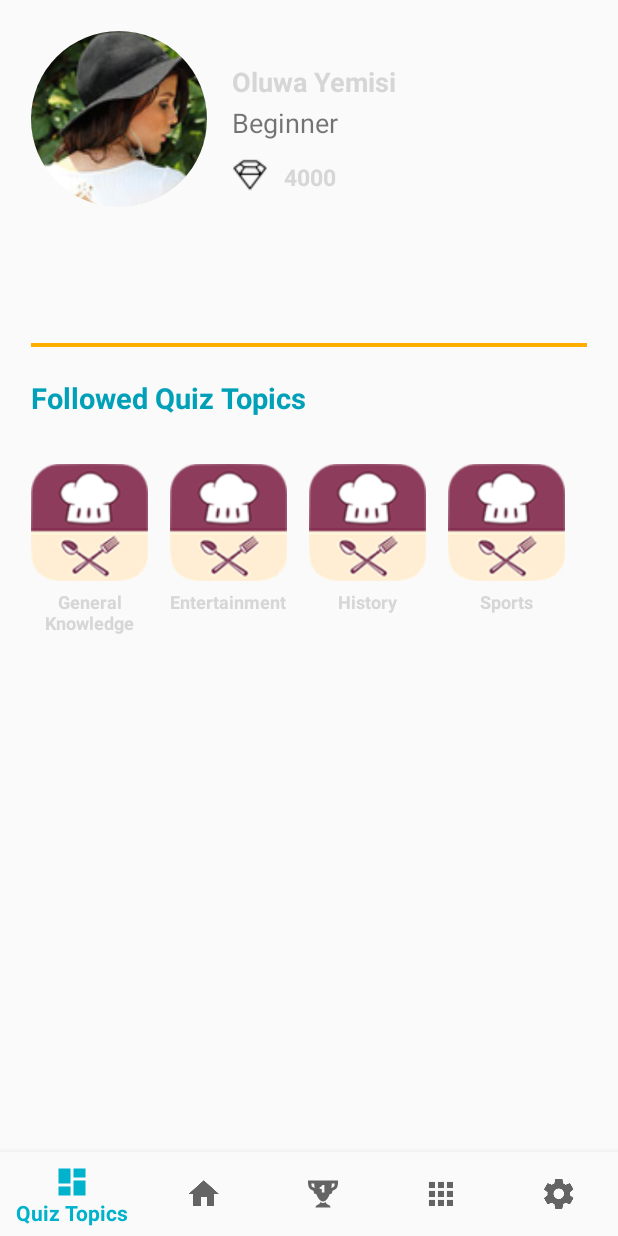
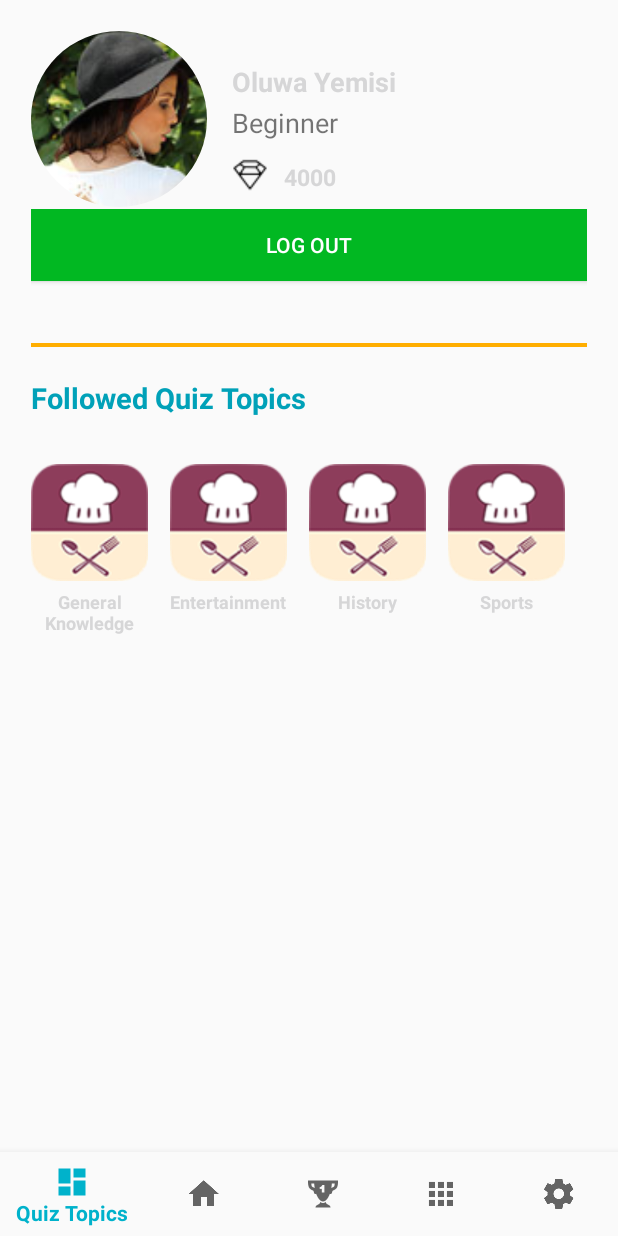
Before and after one commit to ductienuit/KanaTraining, an Android app: the fragment HomeFragment placed in its activity, on a phone screen of 412 x 824 dp. Run offline under Robolectric (Android 15) with nearby library versions, the phone set to English and light mode, and no system bars; our stand-ins replace CircleImageView, Firebase (no records; nobody signed in at launch, a user with empty details on screens opened directly), sdp/ssp sizes; Roboto replaces fonts that are not available here.

Commit message:
Add Log Out Button

```diff
--- a/app/src/main/java/com/nhombabon/kanatraining/LoginActivity.java
+++ b/app/src/main/java/com/nhombabon/kanatraining/LoginActivity.java
@@ -12,7 +12,6 @@ import android.view.View;
 import android.widget.Button;
 import android.widget.EditText;
 import android.widget.TextView;
-import android.widget.Toast;
 
 import com.google.android.gms.tasks.OnCompleteListener;
 import com.google.android.gms.tasks.Task;
--- a/app/src/main/java/com/nhombabon/kanatraining/MainActivity.java
+++ b/app/src/main/java/com/nhombabon/kanatraining/MainActivity.java
@@ -31,7 +31,7 @@ public class MainActivity extends BaseActivity {
         super.onStart();
         FirebaseUser firebaseUser = mAuth.getCurrentUser();
         if (firebaseUser != null) {
-            startActivity(new Intent(this, IntroActivity.class));
+            startActivity(new Intent(this, HomeActivity.class));
         } else {
             startActivity(new Intent(this, IntroActivity.class));
         }
--- a/app/src/main/java/com/nhombabon/kanatraining/SignUpActivity.java
+++ b/app/src/main/java/com/nhombabon/kanatraining/SignUpActivity.java
@@ -10,7 +10,6 @@ import android.view.View;
 import android.widget.Button;
 import android.widget.EditText;
 import android.widget.TextView;
-import android.widget.Toast;
 
 import com.google.android.gms.tasks.OnCompleteListener;
 import com.google.android.gms.tasks.Task;
--- a/app/src/main/java/com/nhombabon/kanatraining/fragment/HomeFragment.java
+++ b/app/src/main/java/com/nhombabon/kanatraining/fragment/HomeFragment.java
@@ -1,6 +1,7 @@
 package com.nhombabon.kanatraining.fragment;
 
 
+import android.content.Intent;
 import android.os.Bundle;
 import android.support.v4.app.Fragment;
 import android.support.v7.widget.GridLayoutManager;
@@ -11,9 +12,12 @@ import android.view.ViewGroup;
 import android.widget.Button;
 import android.widget.TextView;
 
+import com.nhombabon.kanatraining.IntroActivity;
 import com.nhombabon.kanatraining.R;
 import com.nhombabon.kanatraining.adapter.QuizAdapter;
 import com.nhombabon.kanatraining.models.QuizObject;
+
+import com.google.firebase.auth.FirebaseAuth;
 
 import java.util.ArrayList;
 import java.util.List;
@@ -24,7 +28,7 @@ public class HomeFragment extends Fragment{
 
     private TextView playerName, playerStatus, playerScore;
 
-    private Button quizStartButton;
+    private Button logOutButton;
 
     public HomeFragment() {
     }
@@ -38,6 +42,16 @@ public class HomeFragment extends Fragment{
         playerName = (TextView)view.findViewById(R.id.player_name);
         playerStatus = (TextView)view.findViewById(R.id.player_status);
         playerScore = (TextView)view.findViewById(R.id.player_score);
+        logOutButton = (Button)view.findViewById(R.id.btn_logout);
+
+        logOutButton.setOnClickListener(new View.OnClickListener() {
+            @Override
+            public void onClick(View view) {
+                FirebaseAuth.getInstance().signOut();
+
+                startActivity(new Intent(getActivity(), IntroActivity.class));
+            }
+        });
 
         RecyclerView selectedQuizRecyclerView = (RecyclerView)view.findViewById(R.id.selected_quizzes);
         GridLayoutManager gridLayoutManager = new GridLayoutManager(getActivity(), 4);
--- a/app/src/main/res/layout/fragment_home.xml
+++ b/app/src/main/res/layout/fragment_home.xml
@@ -9,7 +9,8 @@
     <LinearLayout
         android:layout_width="match_parent"
         android:layout_height="0dp"
-        android:layout_weight="2">
+        android:layout_weight="2"
+        android:orientation="vertical">
 
         <LinearLayout
             android:layout_width="match_parent"
@@ -85,6 +86,23 @@
 
         </LinearLayout>
 
+
+        <LinearLayout
+            android:layout_width="match_parent"
+            android:layout_height="match_parent"
+            android:orientation="vertical">
+
+            <Button
+                android:id="@+id/btn_logout"
+                android:layout_width="match_parent"
+                android:layout_height="wrap_content"
+                android:background="@color/colorIcons"
+                android:elevation="20dp"
+                android:text="@string/btn_logout"
+                android:textColor="@color/white"/>
+
+        </LinearLayout>
+
     </LinearLayout>
 
     <View
--- a/app/src/main/res/values/strings.xml
+++ b/app/src/main/res/values/strings.xml
@@ -25,7 +25,7 @@
     <string name="btn_link_to_register">Not a member? Sign up now.</string>
     <string name="btn_link_to_login">Already registred! Login Me.</string>
     <string name="welcome">Welcome</string>
-    <string name="btn_logout">LOGOUT</string>
+    <string name="btn_logout">LOG OUT</string>
     <string name="name">Fullname</string>
     <string name="already_registered_login">Already registered! Login</string>
     <string name="no_registration">If used without registration your score will not be stored</string>
```
